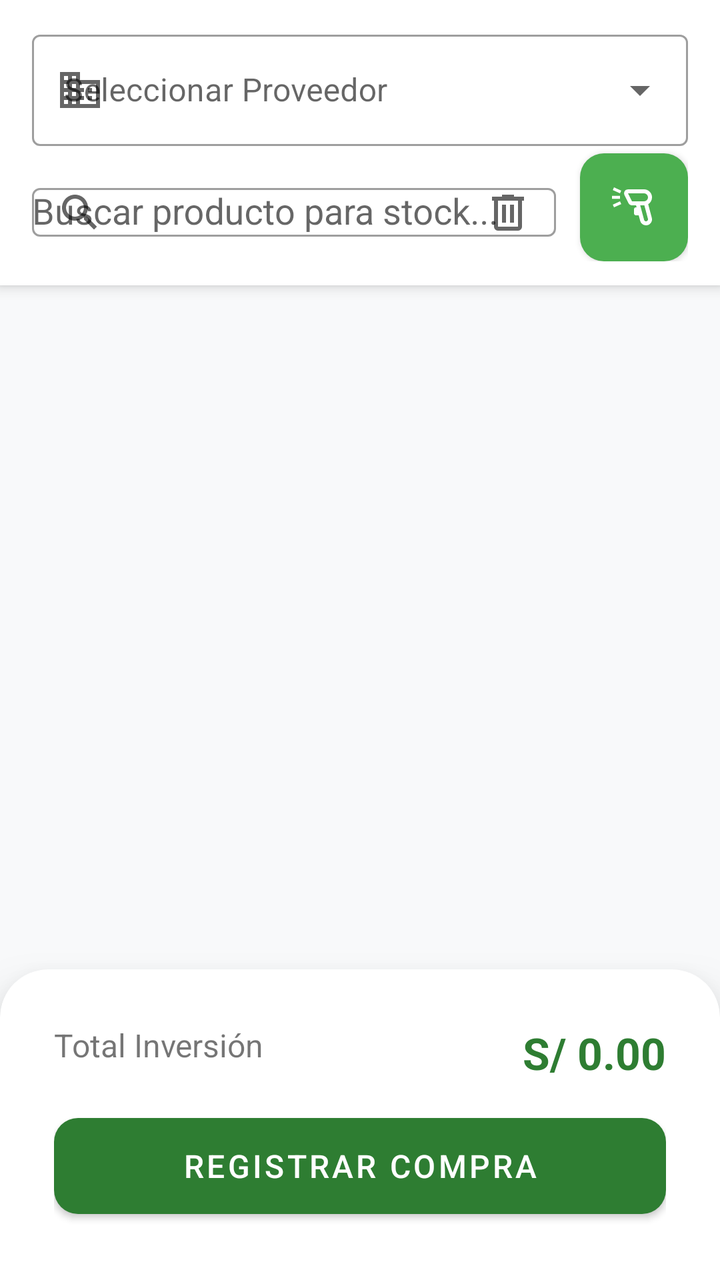
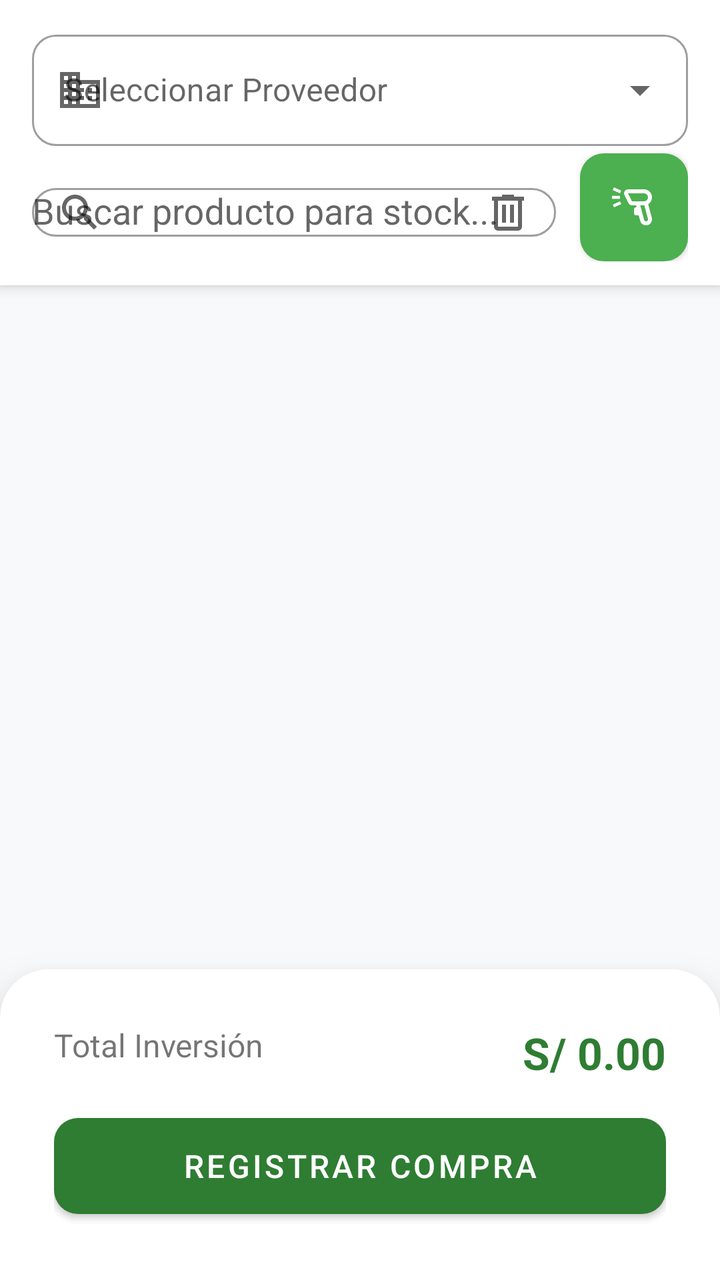

Two renders of the same Android screen: before a commit and after it. Below are the layout's source before the change and the commit's diff.
<!-- AndroidManifest.xml: application theme Theme.VERIFY -->
<!-- res/layout/activity_purchase.xml -->
<?xml version="1.0" encoding="utf-8"?>
<androidx.constraintlayout.widget.ConstraintLayout xmlns:android="http://schemas.android.com/apk/res/android"
    xmlns:app="http://schemas.android.com/apk/res-auto"
    android:layout_width="match_parent"
    android:layout_height="match_parent"
    xmlns:tools="http://schemas.android.com/tools"
    android:fitsSystemWindows="true"
    android:background="#F8F9FA">

    <androidx.constraintlayout.widget.ConstraintLayout
        android:id="@+id/layoutHeaderCompra"
        android:layout_width="match_parent"
        android:layout_height="wrap_content"
        android:paddingHorizontal="16dp"
        android:paddingTop="12dp"
        android:paddingBottom="12dp"
        android:background="@color/white_pure"
        android:elevation="4dp"
        app:layout_constraintTop_toTopOf="parent">

        <com.google.android.material.textfield.TextInputLayout
            android:id="@+id/tilProveedor"
            style="@style/Widget.MaterialComponents.TextInputLayout.OutlinedBox.ExposedDropdownMenu"
            android:layout_width="match_parent"
            android:layout_height="wrap_content"
            android:layout_marginBottom="8dp"
            android:hint="Seleccionar Proveedor"
            app:startIconDrawable="@drawable/ic_business"
            app:layout_constraintTop_toTopOf="parent">

            <AutoCompleteTextView
                android:id="@+id/etBuscarProveedor"
                android:layout_width="match_parent"
                android:layout_height="wrap_content"
                android:inputType="none" />
        </com.google.android.material.textfield.TextInputLayout>

        <com.google.android.material.textfield.TextInputLayout
            android:id="@+id/tilBuscarCompra"
            style="@style/Widget.MaterialComponents.TextInputLayout.OutlinedBox"
            android:layout_width="0dp"
            android:layout_height="wrap_content"
            android:layout_marginEnd="12dp"
            android:layout_marginTop="4dp"
            android:hint="Buscar producto para stock..."
            app:startIconDrawable="@drawable/ic_search"
            app:endIconMode="custom"
            app:endIconDrawable="@drawable/ic_delete"
            app:layout_constraintEnd_toStartOf="@+id/btnScannerCompra"
            app:layout_constraintStart_toStartOf="parent"
            app:layout_constraintTop_toBottomOf="@id/tilProveedor">

            <AutoCompleteTextView
                android:id="@+id/etBuscarCompra"
                android:layout_width="match_parent"
                android:layout_height="wrap_content"
                android:imeOptions="actionDone"
                android:inputType="text"
                android:maxLines="1"
                android:singleLine="true"/>
        </com.google.android.material.textfield.TextInputLayout>

        <androidx.appcompat.widget.AppCompatImageButton
            android:id="@+id/btnScannerCompra"
            android:layout_width="54dp"
            android:layout_height="54dp"
            android:background="@drawable/bg_button_green"
            android:elevation="2dp"
            android:rotationY="180"
            android:src="@drawable/ic_barcode_read"
            app:layout_constraintBottom_toBottomOf="@+id/tilBuscarCompra"
            app:layout_constraintEnd_toEndOf="parent"
            app:layout_constraintTop_toTopOf="@+id/tilBuscarCompra"
            app:tint="@color/white_pure" />

    </androidx.constraintlayout.widget.ConstraintLayout>

    <androidx.recyclerview.widget.RecyclerView
        android:id="@+id/rvPurchase"
        android:layout_width="match_parent"
        android:layout_height="0dp"
        tools:listitem="@layout/item_purchase"
        app:layout_constraintBottom_toTopOf="@+id/cardResumenCompra"
        app:layout_constraintTop_toBottomOf="@id/layoutHeaderCompra" />

    <com.google.android.material.card.MaterialCardView
        android:id="@+id/cardResumenCompra"
        android:layout_width="match_parent"
        android:layout_height="wrap_content"
        app:cardElevation="16dp"
        app:layout_constraintBottom_toBottomOf="parent"
        app:shapeAppearanceOverlay="@style/ShapeAppearance.TopRounded">

        <LinearLayout
            android:layout_width="match_parent"
            android:layout_height="wrap_content"
            android:orientation="vertical"
            android:padding="20dp">

            <RelativeLayout
                android:layout_width="match_parent"
                android:layout_height="wrap_content"
                android:layout_marginBottom="12dp">

                <TextView
                    android:layout_width="wrap_content"
                    android:layout_height="wrap_content"
                    android:text="Total Inversión"
                    android:textSize="16sp" />

                <TextView
                    android:id="@+id/tvTotalCompra"
                    android:layout_width="wrap_content"
                    android:layout_height="wrap_content"
                    android:layout_alignParentEnd="true"
                    android:text="S/ 0.00"
                    android:textColor="#2E7D32"
                    android:textSize="22sp"
                    android:textStyle="bold" />
            </RelativeLayout>

            <com.google.android.material.button.MaterialButton
                android:id="@+id/btnFinalizarCompra"
                android:layout_width="match_parent"
                android:layout_height="60dp"
                android:text="REGISTRAR COMPRA"
                android:textSize="16sp"
                app:backgroundTint="#2E7D32"
                app:cornerRadius="12dp" />
        </LinearLayout>
    </com.google.android.material.card.MaterialCardView>

</androidx.constraintlayout.widget.ConstraintLayout>
<!-- res/layout/item_purchase.xml (included above) -->
<?xml version="1.0" encoding="utf-8"?>
<com.google.android.material.card.MaterialCardView
    xmlns:android="http://schemas.android.com/apk/res/android"
    xmlns:app="http://schemas.android.com/apk/res-auto"
    android:layout_width="match_parent"
    android:layout_height="wrap_content"
    android:layout_marginHorizontal="12dp"
    android:layout_marginVertical="6dp"
    app:cardCornerRadius="12dp"
    app:cardElevation="2dp"
    app:strokeColor="#E0E0E0"
    app:strokeWidth="1dp">

    <androidx.constraintlayout.widget.ConstraintLayout
        android:layout_width="match_parent"
        android:layout_height="wrap_content"
        android:padding="12dp">

        <TextView
            android:id="@+id/tvNombreProducto"
            android:layout_width="0dp"
            android:layout_height="wrap_content"
            android:text="Nombre del Producto"
            android:textColor="@color/grey_text_dark"
            android:textSize="16sp"
            android:textStyle="bold"
            app:layout_constraintEnd_toStartOf="@+id/tvSubtotalItem"
            app:layout_constraintStart_toStartOf="parent"
            app:layout_constraintTop_toTopOf="parent" />

        <TextView
            android:id="@+id/tvStockActual"
            android:layout_width="wrap_content"
            android:layout_height="wrap_content"
            android:text="Stock actual: 15"
            android:textColor="#757575"
            android:textSize="12sp"
            app:layout_constraintStart_toStartOf="parent"
            app:layout_constraintTop_toBottomOf="@id/tvNombreProducto" />

        <LinearLayout
            android:id="@+id/layoutControlCantidad"
            android:layout_width="wrap_content"
            android:layout_height="wrap_content"
            android:layout_marginTop="12dp"
            android:background="@drawable/bg_quantity_control"
            android:gravity="center_vertical"
            android:orientation="horizontal"
            app:layout_constraintBottom_toBottomOf="parent"
            app:layout_constraintStart_toStartOf="parent"
            app:layout_constraintTop_toBottomOf="@id/tvStockActual">

            <androidx.appcompat.widget.AppCompatImageButton
                android:id="@+id/btnMinus"
                android:layout_width="32dp"
                android:layout_height="32dp"
                android:background="?attr/selectableItemBackgroundBorderless"
                android:src="@drawable/ic_remove_circle_outline"
                app:tint="#2E7D32" />

            <TextView
                android:id="@+id/tvCantidad"
                android:layout_width="40dp"
                android:layout_height="wrap_content"
                android:gravity="center"
                android:text="1"
                android:textColor="@color/grey_text_dark"
                android:textSize="16sp"
                android:textStyle="bold" />

            <androidx.appcompat.widget.AppCompatImageButton
                android:id="@+id/btnPlus"
                android:layout_width="32dp"
                android:layout_height="32dp"
                android:background="?attr/selectableItemBackgroundBorderless"
                android:src="@drawable/ic_add_circle"
                app:tint="#2E7D32" />
        </LinearLayout>

        <LinearLayout
            android:layout_width="wrap_content"
            android:layout_height="wrap_content"
            android:orientation="vertical"
            android:gravity="end"
            app:layout_constraintBottom_toBottomOf="@+id/layoutControlCantidad"
            app:layout_constraintEnd_toEndOf="parent"
            app:layout_constraintTop_toTopOf="@+id/layoutControlCantidad">

            <TextView
                android:layout_width="wrap_content"
                android:layout_height="wrap_content"
                android:text="Costo Unitario"
                android:textSize="11sp"
                android:textColor="#9E9E9E"/>

            <TextView
                android:id="@+id/tvPrecioCompraEditable"
                android:layout_width="wrap_content"
                android:layout_height="wrap_content"
                android:text="S/ 0.00"
                android:textColor="#2E7D32"
                android:textSize="16sp"
                android:textStyle="bold"
                android:paddingHorizontal="8dp"
                android:paddingVertical="4dp"
                android:background="@drawable/bg_price_tag_light"/>
        </LinearLayout>

        <TextView
            android:id="@+id/tvSubtotalItem"
            android:layout_width="wrap_content"
            android:layout_height="wrap_content"
            android:text="S/ 0.00"
            android:textColor="@color/grey_text_dark"
            android:textSize="16sp"
            android:textStyle="bold"
            app:layout_constraintEnd_toEndOf="parent"
            app:layout_constraintTop_toTopOf="parent" />

    </androidx.constraintlayout.widget.ConstraintLayout>
</com.google.android.material.card.MaterialCardView>
<!-- resources referenced by this layout -->
<resources>
  <color name="grey_text_dark">#212121</color>
  <color name="white_pure">#FFFFFF</color>
  <!-- drawable bg_button_green (drawable) -->
  <?xml version="1.0" encoding="utf-8"?>
  <shape xmlns:android="http://schemas.android.com/apk/res/android">
      <solid android:color="@color/green_pos" />
      <corners android:radius="12dp" />
  </shape>
  <!-- drawable bg_price_tag_light (drawable) -->
  <shape xmlns:android="http://schemas.android.com/apk/res/android">
      <solid android:color="@color/emerald_green_light"/>
      <corners android:radius="8dp"/>
      <stroke android:width="1dp" android:color="@color/emerald_green"/>
  </shape>
  <!-- drawable bg_quantity_control (drawable) -->
  <shape xmlns:android="http://schemas.android.com/apk/res/android">
      <solid android:color="#F1F3F4"/>
      <corners android:radius="20dp"/>
      <stroke android:width="1dp" android:color="#E0E0E0"/>
  </shape>
  <!-- drawable ic_business (drawable) -->
  <vector xmlns:android="http://schemas.android.com/apk/res/android"
      android:width="24dp"
      android:height="24dp"
      android:viewportWidth="24"
      android:viewportHeight="24"
      android:tint="?attr/colorControlNormal">
      <path
          android:fillColor="@android:color/white"
          android:pathData="M12,7V3H2v18h20V7H12zM6,19H4v-2h2v2zM6,15H4v-2h2v2zM6,11H4V9h2v2zM6,7H4V5h2v2zM10,19H8v-2h2v2zM10,15H8v-2h2v2zM10,11H8V9h2v2zM10,7H8V5h2v2zM20,19h-8v-2h2v-2h-2v-2h2v-2h-2V9h8v10zM18,11h-2v2h2v-2zM18,15h-2v2h2v-2z"/>
  </vector>
  <!-- drawable ic_remove_circle_outline (drawable) -->
  <?xml version="1.0" encoding="utf-8"?>
  <vector xmlns:android="http://schemas.android.com/apk/res/android"
      android:width="24dp"
      android:height="24dp"
      android:viewportWidth="24"
      android:viewportHeight="24"
      android:tint="?attr/colorControlNormal">
      <path
          android:fillColor="@android:color/white"
          android:pathData="M12,2C6.48,2 2,6.48 2,12s4.48,10 10,10 10,-4.48 10,-10S17.52,2 12,2zM12,20c-4.41,0 -8,-3.59 -8,-8s3.59,-8 8,-8 8,3.59 8,8 -3.59,8 -8,8zM7,11v2h10v-2H7z"/>
  </vector>
  <!-- drawable ic_search (drawable) -->
  <?xml version="1.0" encoding="utf-8"?>
  <vector xmlns:android="http://schemas.android.com/apk/res/android"
      android:width="24dp"
      android:height="24dp"
      android:viewportWidth="24"
      android:viewportHeight="24">
  
      <path
          android:fillColor="#333333"
          android:pathData="M15.5,14h-0.79l-0.28,-0.27C15.41,12.59 16,11.11 16,9.5C16,5.91 13.09,3 9.5,3S3,5.91 3,9.5C3,13.09 5.91,16 9.5,16c1.61,0 3.09,-0.59 4.23,-1.57l0.27,0.28v0.79l5,4.99L20.49,19l-4.99,-5zM9.5,14C7.01,14 5,11.99 5,9.5S7.01,5 9.5,5S14,7.01 14,9.5S11.99,14 9.5,14z"/>
  
  </vector>
  <style name="ShapeAppearance.TopRounded" parent="">
          <item name="cornerSizeTopLeft">24dp</item>
          <item name="cornerSizeTopRight">24dp</item>
          <item name="cornerSizeBottomLeft">0dp</item>
          <item name="cornerSizeBottomRight">0dp</item>
      </style>
  <style name="Theme.VERIFY" parent="Base.Theme.VERIFY" />
  <color name="green_pos">#4CAF50</color>
  <color name="emerald_green_light">#E8F5E9</color>
  <color name="emerald_green">#2E7D32</color>
  <color name="blue_corporative_primary">#1E88E5</color>
  <style name="CustomBottomSheetDialog" parent="Theme.Design.Light.BottomSheetDialog">
          <item name="android:windowIsFloating">false</item>
          <item name="bottomSheetStyle">@style/CustomBottomSheetStyle</item>
      </style>
  <style name="CustomBottomSheetStyle" parent="Widget.Design.BottomSheet.Modal">
          <item name="android:background">@drawable/bg_bottom_sheet</item>
          <item name="backgroundTint">@android:color/transparent</item>
      </style>
  <!-- drawable bg_bottom_sheet (drawable) -->
  <shape xmlns:android="http://schemas.android.com/apk/res/android">
      <solid android:color="@color/white_pure" />
      <corners android:topLeftRadius="20dp" android:topRightRadius="20dp" />
  </shape>
  <!-- unchanged entries left out for length: 4 -->
</resources>

<!-- the commit's change to res/layout/activity_purchase.xml (unified diff, before → after) -->
@@ -1,21 +1,21 @@
 <?xml version="1.0" encoding="utf-8"?>
 <androidx.constraintlayout.widget.ConstraintLayout xmlns:android="http://schemas.android.com/apk/res/android"
     xmlns:app="http://schemas.android.com/apk/res-auto"
+    xmlns:tools="http://schemas.android.com/tools"
     android:layout_width="match_parent"
     android:layout_height="match_parent"
-    xmlns:tools="http://schemas.android.com/tools"
-    android:fitsSystemWindows="true"
-    android:background="#F8F9FA">
+    android:background="#F8F9FA"
+    android:fitsSystemWindows="true">
 
     <androidx.constraintlayout.widget.ConstraintLayout
         android:id="@+id/layoutHeaderCompra"
         android:layout_width="match_parent"
         android:layout_height="wrap_content"
+        android:background="@color/white_pure"
+        android:elevation="4dp"
         android:paddingHorizontal="16dp"
         android:paddingTop="12dp"
         android:paddingBottom="12dp"
-        android:background="@color/white_pure"
-        android:elevation="4dp"
         app:layout_constraintTop_toTopOf="parent">
 
         <com.google.android.material.textfield.TextInputLayout
@@ -25,8 +25,14 @@
             android:layout_height="wrap_content"
             android:layout_marginBottom="8dp"
             android:hint="Seleccionar Proveedor"
-            app:startIconDrawable="@drawable/ic_business"
-            app:layout_constraintTop_toTopOf="parent">
+            app:boxCornerRadiusBottomEnd="12dp"
+            app:boxCornerRadiusBottomStart="12dp"
+            app:boxCornerRadiusTopEnd="12dp"
+            app:boxCornerRadiusTopStart="12dp"
+            app:layout_constraintEnd_toEndOf="parent"
+            app:layout_constraintStart_toStartOf="parent"
+            app:layout_constraintTop_toTopOf="parent"
+            app:startIconDrawable="@drawable/ic_business">
 
             <AutoCompleteTextView
                 android:id="@+id/etBuscarProveedor"
@@ -40,15 +46,19 @@
             style="@style/Widget.MaterialComponents.TextInputLayout.OutlinedBox"
             android:layout_width="0dp"
             android:layout_height="wrap_content"
+            android:layout_marginTop="4dp"
             android:layout_marginEnd="12dp"
-            android:layout_marginTop="4dp"
             android:hint="Buscar producto para stock..."
-            app:startIconDrawable="@drawable/ic_search"
+            app:boxCornerRadiusBottomEnd="12dp"
+            app:boxCornerRadiusBottomStart="12dp"
+            app:boxCornerRadiusTopEnd="12dp"
+            app:boxCornerRadiusTopStart="12dp"
+            app:endIconDrawable="@drawable/ic_delete"
             app:endIconMode="custom"
-            app:endIconDrawable="@drawable/ic_delete"
             app:layout_constraintEnd_toStartOf="@+id/btnScannerCompra"
             app:layout_constraintStart_toStartOf="parent"
-            app:layout_constraintTop_toBottomOf="@id/tilProveedor">
+            app:layout_constraintTop_toBottomOf="@id/tilProveedor"
+            app:startIconDrawable="@drawable/ic_search">
 
             <AutoCompleteTextView
                 android:id="@+id/etBuscarCompra"
@@ -57,7 +67,7 @@
                 android:imeOptions="actionDone"
                 android:inputType="text"
                 android:maxLines="1"
-                android:singleLine="true"/>
+                android:singleLine="true" />
         </com.google.android.material.textfield.TextInputLayout>
 
         <androidx.appcompat.widget.AppCompatImageButton
@@ -79,9 +89,9 @@
         android:id="@+id/rvPurchase"
         android:layout_width="match_parent"
         android:layout_height="0dp"
-        tools:listitem="@layout/item_purchase"
         app:layout_constraintBottom_toTopOf="@+id/cardResumenCompra"
-        app:layout_constraintTop_toBottomOf="@id/layoutHeaderCompra" />
+        app:layout_constraintTop_toBottomOf="@id/layoutHeaderCompra"
+        tools:listitem="@layout/item_purchase" />
 
     <com.google.android.material.card.MaterialCardView
         android:id="@+id/cardResumenCompra"
